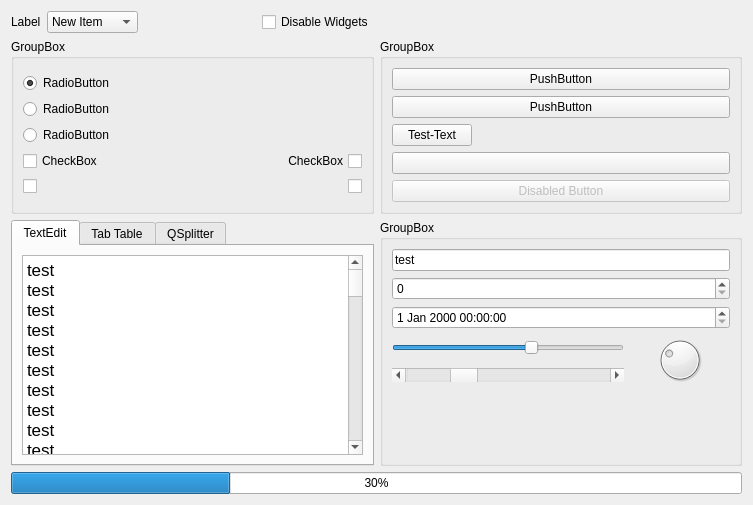
TUV-SUD-Product-Service-GmbH/QuteStyle, file tsl/ui/test_window.ui: the form before one commit.
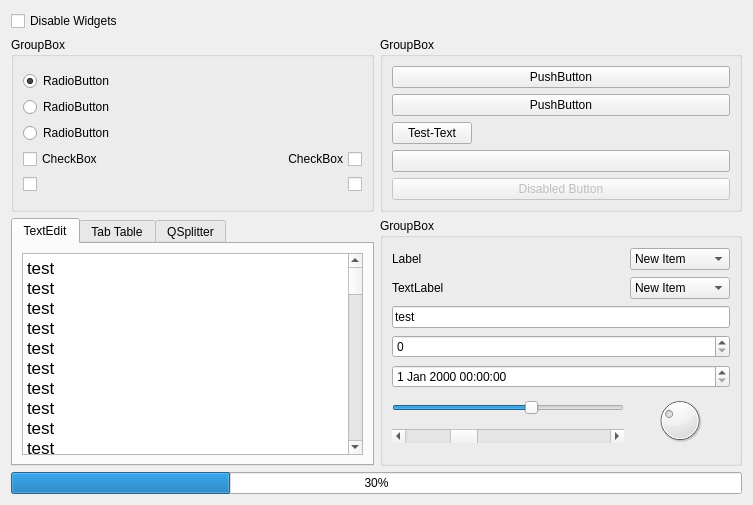
The form after the commit. The open tabs and pages were chosen to show the change. Custom widgets are drawn as their Qt base class.

Commit message:
Merged PR 4791: transparent combobox style added
transparent combobox style added

Related work items: #59480

```diff
--- a/tsl/ui/test_window.ui
+++ b/tsl/ui/test_window.ui
@@ -16,45 +16,6 @@
   <layout class="QGridLayout" name="gridLayout_2">
    <item row="0" column="0">
     <layout class="QHBoxLayout" name="horizontalLayout">
-     <item>
-      <widget class="QLabel" name="label">
-       <property name="text">
-        <string>Label</string>
-       </property>
-      </widget>
-     </item>
-     <item>
-      <widget class="QComboBox" name="comboBox">
-       <item>
-        <property name="text">
-         <string>New Item</string>
-        </property>
-       </item>
-       <item>
-        <property name="text">
-         <string>New Item 2</string>
-        </property>
-       </item>
-       <item>
-        <property name="text">
-         <string>New Item 3</string>
-        </property>
-       </item>
-      </widget>
-     </item>
-     <item>
-      <spacer name="horizontalSpacer">
-       <property name="orientation">
-        <enum>Qt::Horizontal</enum>
-       </property>
-       <property name="sizeHint" stdset="0">
-        <size>
-         <width>40</width>
-         <height>20</height>
-        </size>
-       </property>
-      </spacer>
-     </item>
      <item>
       <widget class="StyledCheckBox" name="disable_widgets">
        <property name="text">
@@ -65,45 +26,8 @@
        </property>
       </widget>
      </item>
-    </layout>
-   </item>
-   <item row="1" column="1">
-    <widget class="QGroupBox" name="groupBox_2">
-     <property name="title">
-      <string>GroupBox</string>
-     </property>
-     <layout class="QVBoxLayout" name="verticalLayout_3">
       <item>
-       <widget class="QPushButton" name="pushButton">
-        <property name="text">
-         <string>PushButton</string>
-        </property>
-       </widget>
-      </item>
-      <item>
-       <widget class="QPushButton" name="pushButton_2">
-        <property name="text">
-         <string>PushButton</string>
-        </property>
-        <property name="checkable">
-         <bool>true</bool>
-        </property>
-       </widget>
-      </item>
-      <item>
-       <layout class="QHBoxLayout" name="horizontalLayout_3">
-        <item>
-         <widget class="IconButton" name="pushButton_3">
-          <property name="text">
-           <string>Test-Text</string>
-          </property>
-          <property name="flat">
-           <bool>false</bool>
-          </property>
-         </widget>
-        </item>
-        <item>
-         <spacer name="horizontalSpacer_2">
+      <spacer name="horizontalSpacer">
           <property name="orientation">
            <enum>Qt::Horizontal</enum>
           </property>
@@ -116,97 +40,6 @@
          </spacer>
         </item>
        </layout>
-      </item>
-      <item>
-       <widget class="IconButton" name="pushButton_4">
-        <property name="text">
-         <string/>
-        </property>
-        <property name="default">
-         <bool>false</bool>
-        </property>
-       </widget>
-      </item>
-      <item>
-       <widget class="IconButton" name="pushButton_5">
-        <property name="enabled">
-         <bool>false</bool>
-        </property>
-        <property name="text">
-         <string>Disabled Button</string>
-        </property>
-       </widget>
-      </item>
-     </layout>
-    </widget>
-   </item>
-   <item row="2" column="1">
-    <widget class="QGroupBox" name="groupBox_3">
-     <property name="title">
-      <string>GroupBox</string>
-     </property>
-     <property name="checkable">
-      <bool>false</bool>
-     </property>
-     <layout class="QGridLayout" name="gridLayout">
-      <item row="3" column="0">
-       <widget class="QSlider" name="horizontalSlider">
-        <property name="value">
-         <number>60</number>
-        </property>
-        <property name="orientation">
-         <enum>Qt::Horizontal</enum>
-        </property>
-       </widget>
-      </item>
-      <item row="0" column="0" colspan="2">
-       <widget class="QLineEdit" name="lineEdit">
-        <property name="text">
-         <string>test</string>
-        </property>
-        <property name="echoMode">
-         <enum>QLineEdit::Normal</enum>
-        </property>
-       </widget>
-      </item>
-      <item row="5" column="0" colspan="2">
-       <spacer name="verticalSpacer">
-        <property name="orientation">
-         <enum>Qt::Vertical</enum>
-        </property>
-        <property name="sizeHint" stdset="0">
-         <size>
-          <width>20</width>
-          <height>40</height>
-         </size>
-        </property>
-       </spacer>
-      </item>
-      <item row="3" column="1" rowspan="2">
-       <widget class="QDial" name="dial">
-        <property name="value">
-         <number>30</number>
-        </property>
-       </widget>
-      </item>
-      <item row="1" column="0" colspan="2">
-       <widget class="QSpinBox" name="spinBox"/>
-      </item>
-      <item row="2" column="0" colspan="2">
-       <widget class="QDateTimeEdit" name="dateTimeEdit"/>
-      </item>
-      <item row="4" column="0">
-       <widget class="QScrollBar" name="horizontalScrollBar">
-        <property name="value">
-         <number>25</number>
-        </property>
-        <property name="orientation">
-         <enum>Qt::Horizontal</enum>
-        </property>
-       </widget>
-      </item>
-     </layout>
-    </widget>
    </item>
    <item row="1" column="0">
     <widget class="QGroupBox" name="groupBox">
@@ -328,20 +161,200 @@
      </layout>
     </widget>
    </item>
+   <item row="3" column="1">
+    <widget class="QGroupBox" name="groupBox_3">
+     <property name="title">
+      <string>GroupBox</string>
+     </property>
+     <property name="checkable">
+      <bool>false</bool>
+     </property>
+     <layout class="QGridLayout" name="gridLayout">
+      <item row="4" column="0" colspan="2">
+       <widget class="QSpinBox" name="spinBox"/>
+      </item>
+      <item row="6" column="0">
+       <widget class="QSlider" name="horizontalSlider">
+        <property name="value">
+         <number>60</number>
+        </property>
+        <property name="orientation">
+         <enum>Qt::Horizontal</enum>
+        </property>
+       </widget>
+      </item>
    <item row="3" column="0" colspan="2">
+       <widget class="QLineEdit" name="lineEdit">
+        <property name="text">
+         <string>test</string>
+        </property>
+        <property name="echoMode">
+         <enum>QLineEdit::Normal</enum>
+        </property>
+       </widget>
+      </item>
+      <item row="6" column="1" rowspan="2">
+       <widget class="QDial" name="dial">
+        <property name="value">
+         <number>30</number>
+        </property>
+       </widget>
+      </item>
+      <item row="7" column="0">
+       <widget class="QScrollBar" name="horizontalScrollBar">
+        <property name="value">
+         <number>25</number>
+        </property>
+        <property name="orientation">
+         <enum>Qt::Horizontal</enum>
+        </property>
+       </widget>
+      </item>
+      <item row="5" column="0" colspan="2">
+       <widget class="QDateTimeEdit" name="dateTimeEdit"/>
+      </item>
+      <item row="0" column="1">
+       <widget class="QComboBox" name="comboBox">
+        <item>
+         <property name="text">
+          <string>New Item</string>
+         </property>
+        </item>
+        <item>
+         <property name="text">
+          <string>New Item 2</string>
+         </property>
+        </item>
+        <item>
+         <property name="text">
+          <string>New Item 3</string>
+         </property>
+        </item>
+       </widget>
+      </item>
+      <item row="0" column="0">
+       <widget class="QLabel" name="label">
+        <property name="text">
+         <string>Label</string>
+        </property>
+       </widget>
+      </item>
+      <item row="1" column="1">
+       <widget class="QComboBox" name="comboBox_2">
+        <item>
+         <property name="text">
+          <string>New Item</string>
+         </property>
+        </item>
+        <item>
+         <property name="text">
+          <string>New Item 2</string>
+         </property>
+        </item>
+        <item>
+         <property name="text">
+          <string>New Item 3</string>
+         </property>
+        </item>
+       </widget>
+      </item>
+      <item row="1" column="0">
+       <widget class="QLabel" name="label_2">
+        <property name="text">
+         <string>TextLabel</string>
+        </property>
+       </widget>
+      </item>
+     </layout>
+    </widget>
+   </item>
+   <item row="1" column="1">
+    <widget class="QGroupBox" name="groupBox_2">
+     <property name="title">
+      <string>GroupBox</string>
+     </property>
+     <layout class="QVBoxLayout" name="verticalLayout_3">
+      <item>
+       <widget class="QPushButton" name="pushButton">
+        <property name="text">
+         <string>PushButton</string>
+        </property>
+       </widget>
+      </item>
+      <item>
+       <widget class="QPushButton" name="pushButton_2">
+        <property name="text">
+         <string>PushButton</string>
+        </property>
+        <property name="checkable">
+         <bool>true</bool>
+        </property>
+       </widget>
+      </item>
+      <item>
+       <layout class="QHBoxLayout" name="horizontalLayout_3">
+        <item>
+         <widget class="IconButton" name="pushButton_3">
+          <property name="text">
+           <string>Test-Text</string>
+          </property>
+          <property name="flat">
+           <bool>false</bool>
+          </property>
+         </widget>
+        </item>
+        <item>
+         <spacer name="horizontalSpacer_2">
+          <property name="orientation">
+           <enum>Qt::Horizontal</enum>
+          </property>
+          <property name="sizeHint" stdset="0">
+           <size>
+            <width>40</width>
+            <height>20</height>
+           </size>
+          </property>
+         </spacer>
+        </item>
+       </layout>
+      </item>
+      <item>
+       <widget class="IconButton" name="pushButton_4">
+        <property name="text">
+         <string/>
+        </property>
+        <property name="default">
+         <bool>false</bool>
+        </property>
+       </widget>
+      </item>
+      <item>
+       <widget class="IconButton" name="pushButton_5">
+        <property name="enabled">
+         <bool>false</bool>
+        </property>
+        <property name="text">
+         <string>Disabled Button</string>
+        </property>
+       </widget>
+      </item>
+     </layout>
+    </widget>
+   </item>
+   <item row="4" column="0" colspan="2">
     <widget class="QProgressBar" name="progressBar">
      <property name="value">
       <number>30</number>
      </property>
     </widget>
    </item>
-   <item row="2" column="0">
+   <item row="3" column="0">
     <widget class="QTabWidget" name="tabWidget">
      <property name="autoFillBackground">
       <bool>false</bool>
      </property>
      <property name="currentIndex">
-      <number>2</number>
+      <number>0</number>
      </property>
      <widget class="QWidget" name="tab">
       <attribute name="title">
```
Lines whose indentation alone changed are shown as unchanged. The commit also changes 4 other files.
